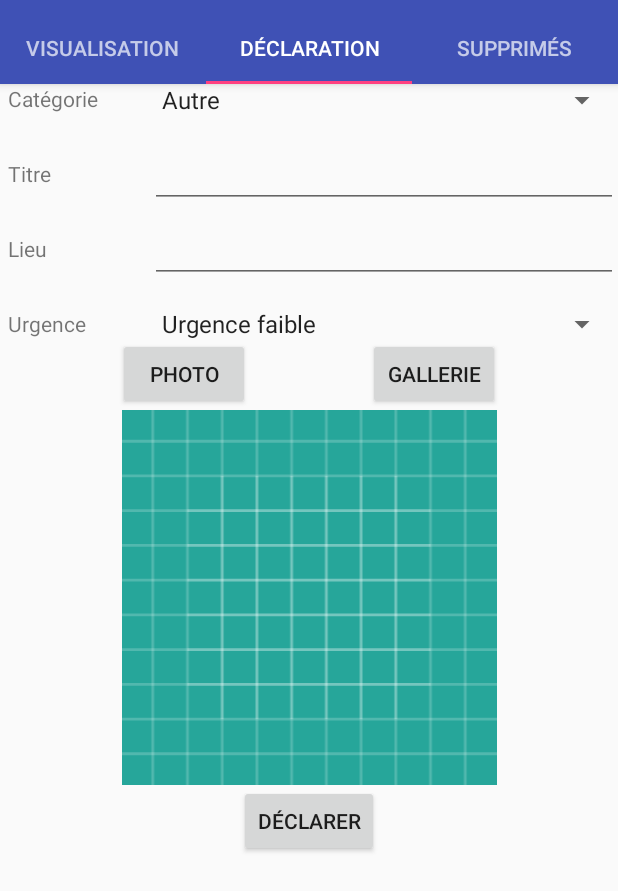
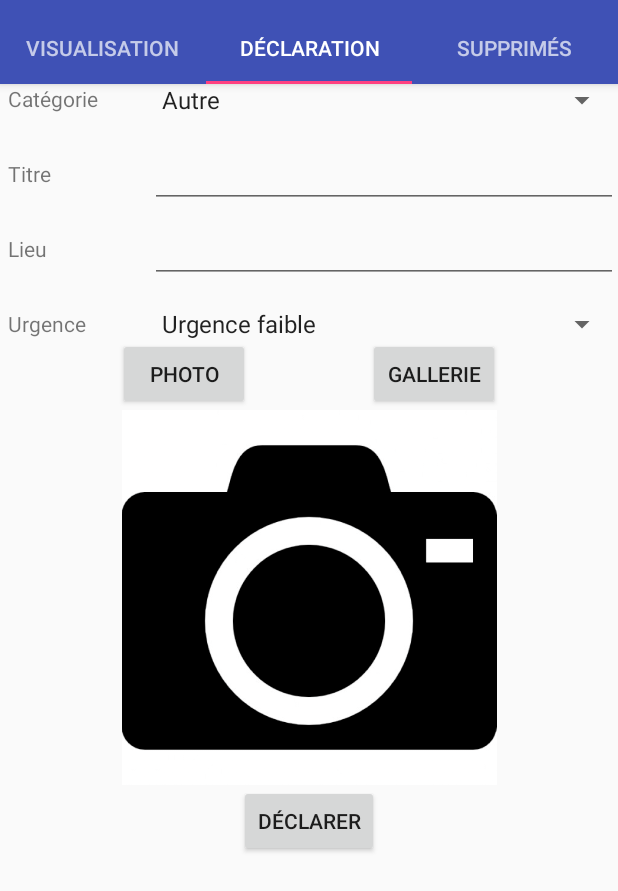
Before and after one commit to AlexanneM/PolyBFM, an Android app: the screen it shows after launch (MainActivity), tab 2 chosen, on a phone screen of 412 x 824 dp. Shown: the top 891 px of the screen. Run offline under Robolectric (Android 15) with nearby library versions, the phone set to English and light mode, and no system bars.

Commit message:
logo appareil photo

```diff
--- a/PolyBFM/app/src/main/java/fr/unice/polytech/polybfm/DeclarationFragment.java
+++ b/PolyBFM/app/src/main/java/fr/unice/polytech/polybfm/DeclarationFragment.java
@@ -99,7 +99,7 @@ public class DeclarationFragment extends Fragment {
         });
         imageButton = rootView.findViewById(R.id.prendrePhoto);
         photo = rootView.findViewById(R.id.photo);
-        photo.setImageDrawable(getResources().getDrawable(R.drawable.ic_launcher_background));
+        photo.setImageDrawable(getResources().getDrawable(R.drawable.appareil_photo));
 
         if (ContextCompat.checkSelfPermission(getActivity(), Manifest.permission.CAMERA) != PackageManager.PERMISSION_GRANTED) {
             requestPermissions(new String[] { Manifest.permission.CAMERA, Manifest.permission.WRITE_EXTERNAL_STORAGE }, 0);
--- a/PolyBFM/app/src/main/res/layout-land/fragment_single_issue.xml
+++ b/PolyBFM/app/src/main/res/layout-land/fragment_single_issue.xml
@@ -24,7 +24,6 @@
             android:id="@+id/titreVisu"
             android:layout_width="wrap_content"
             android:layout_height="wrap_content"
-            android:layout_alignParentTop="true"
             android:layout_toEndOf="@id/imageCategorieVisu" />
 
         <TextView
```
Also changed, not shown: PolyBFM/app/src/main/res/drawable/appareil_photo.png (added).
